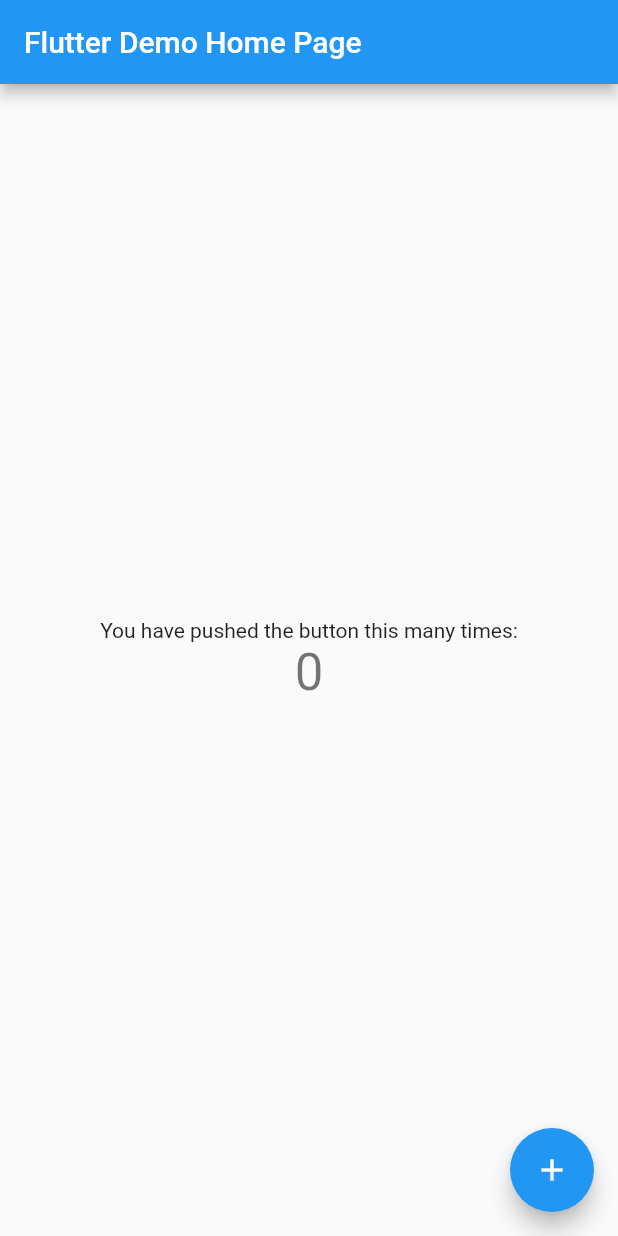
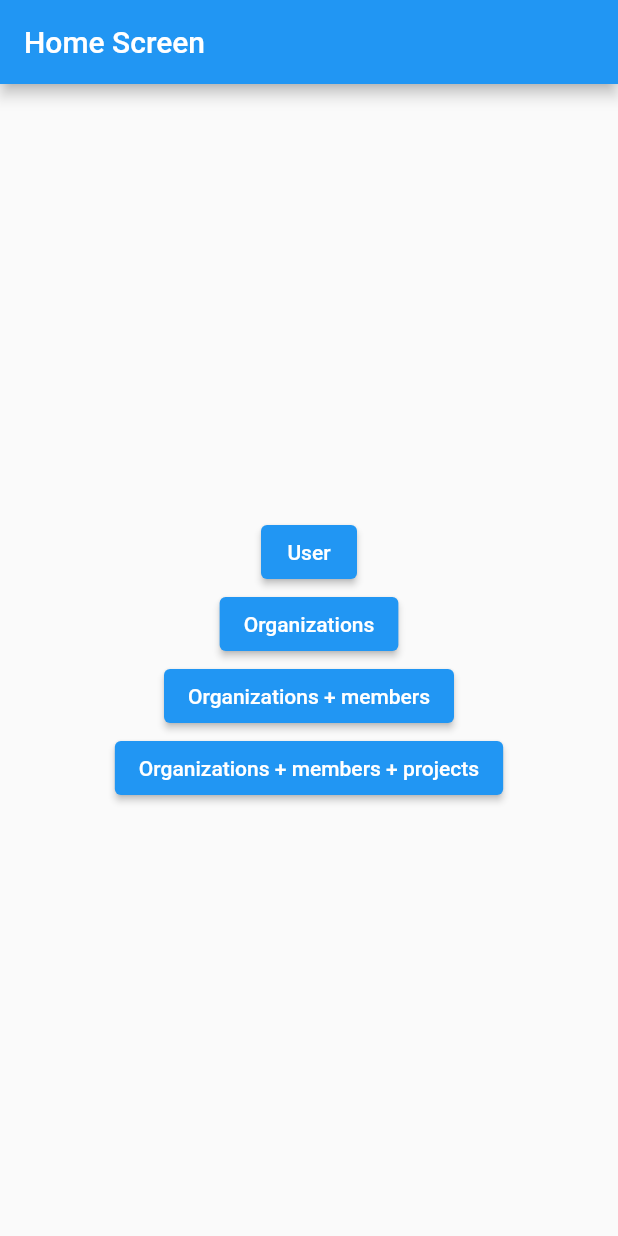
Before and after one commit to HudsonProenca-sf/go_router_branch_poc, a Flutter app: the screen it shows after launch, on a phone screen of 412 x 824 dp. Run offline on Flutter 3.47's test engine with Material 2 defaults, Android fonts, the phone set to English and light mode, and no system bars; our stand-ins replace go_router; missing offline and left inert: flutter_branch_sdk.

Commit message:
implementing poc

```diff
--- a/lib/main.dart
+++ b/lib/main.dart
@@ -1,115 +1,202 @@
 import 'package:flutter/material.dart';
+import 'package:flutter_branch_sdk/flutter_branch_sdk.dart';
+import 'package:go_router/go_router.dart';
 
 void main() {
+  WidgetsFlutterBinding.ensureInitialized();
+  // FlutterBranchSdk.validateSDKIntegration();
   runApp(const MyApp());
 }
 
-class MyApp extends StatelessWidget {
+final GoRouter _router = GoRouter(
+  routes: <RouteBase>[
+    GoRoute(
+      path: '/',
+      builder: (BuildContext context, GoRouterState state) {
+        return const HomeScreen();
+      },
+      routes: [
+        GoRoute(
+          path: 'users/:userId',
+          builder: (BuildContext context, GoRouterState state) {
+            return UserScreen(userId: state.pathParameters['userId']!);
+          },
+        ),
+        GoRoute(
+          path: 'organizations/:orgId',
+          builder: (BuildContext context, GoRouterState state) {
+            return OrganizationScreen(
+              id: state.pathParameters['orgId']!,
+              params: state.uri.queryParameters,
+            );
+          },
+          routes: [
+            GoRoute(
+              path: 'members/:memberId',
+              builder: (context, state) => MemberScreen(
+                id: state.pathParameters['memberId']!,
+              ),
+              routes: [
+                GoRoute(
+                  path: 'projects/:projectId',
+                  builder: (context, state) =>
+                      ProjectsScreen(id: state.pathParameters['projectId']!),
+                )
+              ],
+            ),
+          ],
+        ),
+      ],
+    ),
+  ],
+);
+
+class MyApp extends StatefulWidget {
   const MyApp({super.key});
 
-  // This widget is the root of your application.
+  @override
+  State<MyApp> createState() => _MyAppState();
+}
+
+class _MyAppState extends State<MyApp> {
+  @override
+  void initState() {
+    super.initState();
+  }
+
   @override
   Widget build(BuildContext context) {
-    return MaterialApp(
+    return MaterialApp.router(
       title: 'Flutter Demo',
       theme: ThemeData(
-        // This is the theme of your application.
-        //
-        // Try running your application with "flutter run". You'll see the
-        // application has a blue toolbar. Then, without quitting the app, try
-        // changing the primarySwatch below to Colors.green and then invoke
-        // "hot reload" (press "r" in the console where you ran "flutter run",
-        // or simply save your changes to "hot reload" in a Flutter IDE).
-        // Notice that the counter didn't reset back to zero; the application
-        // is not restarted.
         primarySwatch: Colors.blue,
       ),
-      home: const MyHomePage(title: 'Flutter Demo Home Page'),
+      routerConfig: _router,
     );
   }
 }
 
-class MyHomePage extends StatefulWidget {
-  const MyHomePage({super.key, required this.title});
-
-  // This widget is the home page of your application. It is stateful, meaning
-  // that it has a State object (defined below) that contains fields that affect
-  // how it looks.
-
-  // This class is the configuration for the state. It holds the values (in this
-  // case the title) provided by the parent (in this case the App widget) and
-  // used by the build method of the State. Fields in a Widget subclass are
-  // always marked "final".
-
-  final String title;
+/// The home screen
+class HomeScreen extends StatefulWidget {
+  /// Constructs a [HomeScreen]
+  const HomeScreen({super.key});
 
   @override
-  State<MyHomePage> createState() => _MyHomePageState();
+  State<HomeScreen> createState() => _HomeScreenState();
 }
 
-class _MyHomePageState extends State<MyHomePage> {
-  int _counter = 0;
-
-  void _incrementCounter() {
-    setState(() {
-      // This call to setState tells the Flutter framework that something has
-      // changed in this State, which causes it to rerun the build method below
-      // so that the display can reflect the updated values. If we changed
-      // _counter without calling setState(), then the build method would not be
-      // called again, and so nothing would appear to happen.
-      _counter++;
-    });
+class _HomeScreenState extends State<HomeScreen> {
+  @override
+  void initState() {
+    super.initState();
+    FlutterBranchSdk.initSession().listen(
+      (data) {
+        print(data);
+        if (data['+clicked_branch_link'] == true &&
+            data[r'$deeplink_path'] != null) {
+          context.go(data[r'$deeplink_path']);
+        }
+      },
+    );
   }
 
   @override
   Widget build(BuildContext context) {
-    // This method is rerun every time setState is called, for instance as done
-    // by the _incrementCounter method above.
-    //
-    // The Flutter framework has been optimized to make rerunning build methods
-    // fast, so that you can just rebuild anything that needs updating rather
-    // than having to individually change instances of widgets.
     return Scaffold(
-      appBar: AppBar(
-        // Here we take the value from the MyHomePage object that was created by
-        // the App.build method, and use it to set our appbar title.
-        title: Text(widget.title),
-      ),
+      appBar: AppBar(title: const Text('Home Screen')),
       body: Center(
-        // Center is a layout widget. It takes a single child and positions it
-        // in the middle of the parent.
         child: Column(
-          // Column is also a layout widget. It takes a list of children and
-          // arranges them vertically. By default, it sizes itself to fit its
-          // children horizontally, and tries to be as tall as its parent.
-          //
-          // Invoke "debug painting" (press "p" in the console, choose the
-          // "Toggle Debug Paint" action from the Flutter Inspector in Android
-          // Studio, or the "Toggle Debug Paint" command in Visual Studio Code)
-          // to see the wireframe for each widget.
-          //
-          // Column has various properties to control how it sizes itself and
-          // how it positions its children. Here we use mainAxisAlignment to
-          // center the children vertically; the main axis here is the vertical
-          // axis because Columns are vertical (the cross axis would be
-          // horizontal).
+          crossAxisAlignment: CrossAxisAlignment.center,
           mainAxisAlignment: MainAxisAlignment.center,
-          children: <Widget>[
-            const Text(
-              'You have pushed the button this many times:',
+          children: [
+            ElevatedButton(
+              onPressed: () => context.go('/users/123'),
+              child: const Text('User'),
             ),
-            Text(
-              '$_counter',
-              style: Theme.of(context).textTheme.headlineMedium,
+            ElevatedButton(
+              onPressed: () => context.go('/organizations/1'),
+              child: const Text('Organizations'),
+            ),
+            ElevatedButton(
+              onPressed: () =>
+                  context.go('/organizations/2/members/4?filter=456'),
+              child: const Text('Organizations + members'),
+            ),
+            ElevatedButton(
+              onPressed: () =>
+                  context.go('/organizations/2/members/4/projects/mgmresorts'),
+              child: const Text('Organizations + members + projects'),
             ),
           ],
         ),
       ),
-      floatingActionButton: FloatingActionButton(
-        onPressed: _incrementCounter,
-        tooltip: 'Increment',
-        child: const Icon(Icons.add),
-      ), // This trailing comma makes auto-formatting nicer for build methods.
     );
   }
 }
+
+class UserScreen extends StatelessWidget {
+  final String userId;
+
+  const UserScreen({super.key, required this.userId});
+
+  @override
+  Widget build(BuildContext context) {
+    return Scaffold(
+      appBar: AppBar(title: const Text('User Screen')),
+      body: Center(
+        child: Text('User: $userId'),
+      ),
+    );
+  }
+}
+
+class OrganizationScreen extends StatelessWidget {
+  const OrganizationScreen({super.key, required this.id, required this.params});
+
+  final String id;
+  final Map<String, String> params;
+
+  @override
+  Widget build(BuildContext context) {
+    return Scaffold(
+      appBar: AppBar(title: const Text('Organization Screen')),
+      body: Center(
+        child: Column(
+          mainAxisAlignment: MainAxisAlignment.center,
+          children: [
+            Text('Org: $id'),
+            ...params.entries.map((e) => Text('${e.key} - ${e.value}'))
+          ],
+        ),
+      ),
+    );
+  }
+}
+
+class MemberScreen extends StatelessWidget {
+  const MemberScreen({super.key, required this.id});
+
+  final String id;
+
+  @override
+  Widget build(BuildContext context) {
+    return Scaffold(
+      appBar: AppBar(title: const Text('Member Screen')),
+      body: Center(child: Text('Member $id')),
+    );
+  }
+}
+
+class ProjectsScreen extends StatelessWidget {
+  const ProjectsScreen({super.key, required this.id});
+
+  final String id;
+
+  @override
+  Widget build(BuildContext context) {
+    return Scaffold(
+      appBar: AppBar(title: const Text('Projects Screen')),
+      body: Center(child: Text('Project $id')),
+    );
+  }
+}
--- a/pubspec.yaml
+++ b/pubspec.yaml
@@ -35,6 +35,8 @@
   # The following adds the Cupertino Icons font to your application.
   # Use with the CupertinoIcons class for iOS style icons.
   cupertino_icons: ^1.0.2
+  go_router: ^10.0.0
+  flutter_branch_sdk: ^6.6.0
 
 dev_dependencies:
   flutter_test:
```
Also changed, not shown: pubspec.lock, 13 other files.
